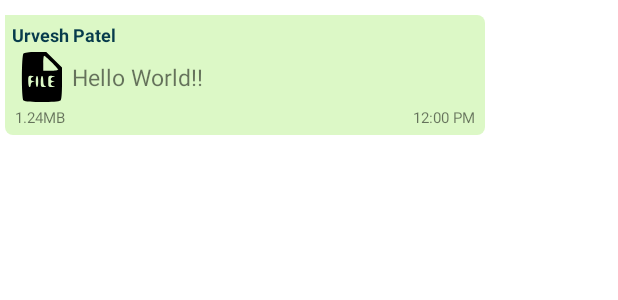
After one commit to urvesh254/Chatly-CLI, an Android app: the layout file_receive.xml on its own in the app's theme, with its tools: preview values and no code run, on a phone screen of 412 x 824 dp. The commit adds this screen. Shown: the top 300 px of the screen. Run offline under Robolectric (Android 15) with nearby library versions, the phone set to English and light mode, and no system bars; Roboto replaces fonts that are not available here.

Commit message:
File info receiving done in android side.

```diff
--- /dev/null
+++ b/app/src/main/res/drawable/ic_file_48.xml
@@ -0,0 +1,6 @@
+<vector android:autoMirrored="true" android:height="48dp"
+    android:viewportHeight="48" android:viewportWidth="48"
+    android:width="48dp" xmlns:android="http://schemas.android.com/apk/res/android">
+    <path android:fillColor="#000000"
+        android:pathData="M9.2,5.2c-1.7,1.7 -1.7,35.9 0,37.6 1.7,1.7 27.9,1.7 29.6,-0 0.8,-0.8 1.2,-5.3 1.2,-13.8l0,-12.6 -6.3,-6.2 -6.3,-6.2 -8.5,-0c-5.3,-0 -9,0.5 -9.7,1.2zM31.7,12.2c2.9,2.9 5.3,5.6 5.3,6 0,0.4 -2.7,0.8 -6,0.8l-6,-0 0,-6c0,-3.3 0.3,-6 0.7,-6 0.4,-0 3.1,2.3 6,5.2zM16.8,23.7c-2.3,0.6 -2.3,3.3 0,3.4 1.6,0.1 1.6,0.2 0,0.6 -1,0.2 -1.8,1.3 -1.8,2.4 0,1 -0.4,1.9 -1,1.9 -0.5,-0 -1,-2 -1,-4.5 0,-4.3 0.1,-4.5 2.8,-4.4 1.6,0.1 2,0.3 1,0.6zM21,27.5c0,2.5 -0.4,4.5 -1,4.5 -0.5,-0 -1,-2 -1,-4.5 0,-2.5 0.5,-4.5 1,-4.5 0.6,-0 1,2 1,4.5zM25,26.9c0,2.9 0.5,4.1 1.8,4.4 1,0.3 0.6,0.5 -1,0.6 -2.7,0.1 -2.8,-0.1 -2.8,-4.4 0,-2.5 0.5,-4.5 1,-4.5 0.6,-0 1,1.8 1,3.9zM33.3,23.7c-2.7,0.5 -3.1,3.2 -0.5,3.4 1.6,0.1 1.6,0.2 0,0.6 -2.6,0.6 -2.2,3.1 0.5,3.6 1.6,0.3 1.3,0.5 -1,0.6 -3.3,0.1 -3.3,-0 -3.3,-4.4 0,-4.4 0,-4.5 3.3,-4.4 2.3,0.1 2.6,0.3 1,0.6z" android:strokeColor="#00000000"/>
+</vector>
--- /dev/null
+++ b/app/src/main/res/layout/file_receive.xml
@@ -0,0 +1,77 @@
+<?xml version="1.0" encoding="utf-8"?>
+<androidx.constraintlayout.widget.ConstraintLayout xmlns:android="http://schemas.android.com/apk/res/android"
+    xmlns:app="http://schemas.android.com/apk/res-auto"
+    xmlns:tools="http://schemas.android.com/tools"
+    android:layout_width="match_parent"
+    android:layout_height="wrap_content"
+    android:layout_marginStart="3dp"
+    android:paddingTop="10dp">
+
+    <LinearLayout
+        android:layout_width="320dp"
+        android:layout_height="wrap_content"
+        android:background="@drawable/receive_green_bg"
+        android:orientation="vertical"
+        app:layout_constraintStart_toStartOf="parent"
+        app:layout_constraintTop_toTopOf="parent">
+
+        <TextView
+            android:id="@+id/author"
+            android:layout_width="wrap_content"
+            android:layout_height="wrap_content"
+            android:text="Urvesh Patel"
+            android:textColor="#073B4C"
+            android:textSize="12sp"
+            android:textStyle="bold" />
+
+        <LinearLayout
+            android:layout_width="wrap_content"
+            android:layout_height="wrap_content">
+
+            <ImageView
+                android:id="@+id/fileIcon"
+                android:layout_width="40dp"
+                android:layout_gravity="center_vertical"
+                android:layout_height="40dp"
+                android:src="@drawable/ic_file_48" />
+
+            <TextView
+                android:id="@+id/fileName"
+                android:layout_width="wrap_content"
+                android:layout_height="wrap_content"
+                android:layout_gravity="center_vertical"
+                android:maxWidth="320dp"
+                android:text="Hello World!!"
+                android:textIsSelectable="true"
+                android:textSize="15sp" />
+        </LinearLayout>
+
+        <androidx.constraintlayout.widget.ConstraintLayout
+            android:layout_width="match_parent"
+            android:layout_height="wrap_content"
+            android:paddingStart="2dp"
+            android:paddingEnd="2dp">
+
+            <TextView
+                android:id="@+id/fileSize"
+                android:layout_width="wrap_content"
+                android:layout_height="wrap_content"
+                android:text="1.24MB"
+                android:textSize="10sp"
+                app:layout_constraintBottom_toBottomOf="parent"
+                app:layout_constraintStart_toStartOf="parent"
+                app:layout_constraintTop_toTopOf="parent" />
+
+            <TextView
+                android:id="@+id/time"
+                android:layout_width="wrap_content"
+                android:layout_height="wrap_content"
+                android:text="12:00 PM"
+                android:textSize="10sp"
+                app:layout_constraintBottom_toBottomOf="parent"
+                app:layout_constraintEnd_toEndOf="parent"
+                app:layout_constraintTop_toTopOf="parent" />
+
+        </androidx.constraintlayout.widget.ConstraintLayout>
+    </LinearLayout>
+</androidx.constraintlayout.widget.ConstraintLayout>
```
Also changed, not shown: app/src/main/java/com/ukpatel/chatly/Message.java (+61 -6 lines), app/src/main/java/com/ukpatel/chatly/adapter/MessageAdapter.java (+31 -20 lines), app/src/main/java/com/ukpatel/chatly/util/Utils.java (added, +27 -0 lines).
